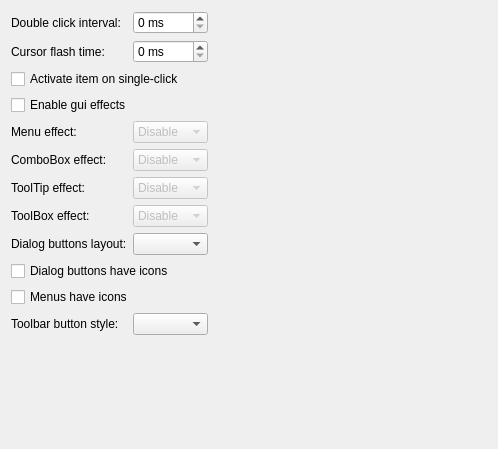
First picture: the form in src/qt5ct/interfacepage.ui, repository desktop-app/qt5ct, before the edit.
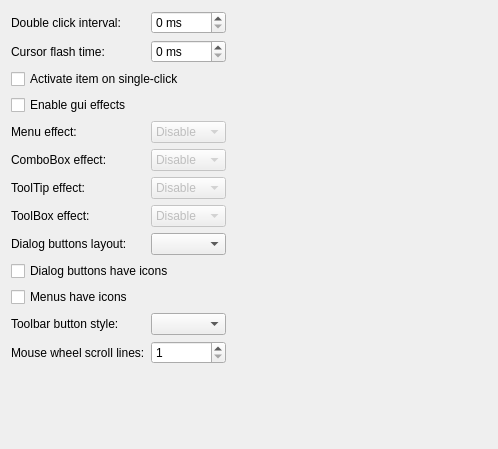
Second picture: the form after the edit.

Commit message: added option 'wheel scroll lines'

The edit to the form file:
```diff
--- a/src/qt5ct/interfacepage.ui
+++ b/src/qt5ct/interfacepage.ui
@@ -223,6 +223,23 @@
      <item row="11" column="1">
       <widget class="QComboBox" name="toolButtonStyleComboBox"/>
      </item>
+     <item row="12" column="0">
+      <widget class="QLabel" name="label_9">
+       <property name="text">
+        <string>Mouse wheel scroll lines:</string>
+       </property>
+      </widget>
+     </item>
+     <item row="12" column="1">
+      <widget class="QSpinBox" name="wheelScrollLinesSpinBox">
+       <property name="minimum">
+        <number>1</number>
+       </property>
+       <property name="maximum">
+        <number>20</number>
+       </property>
+      </widget>
+     </item>
     </layout>
    </item>
    <item row="0" column="1">
```
The commit also changes 3 other files.
